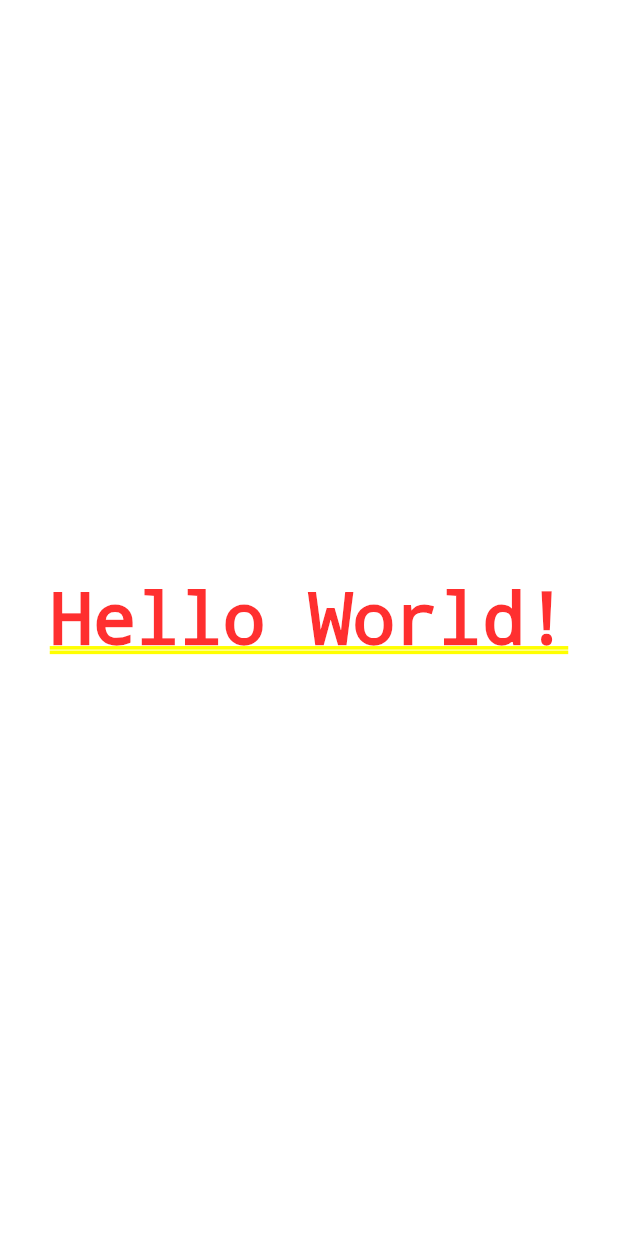
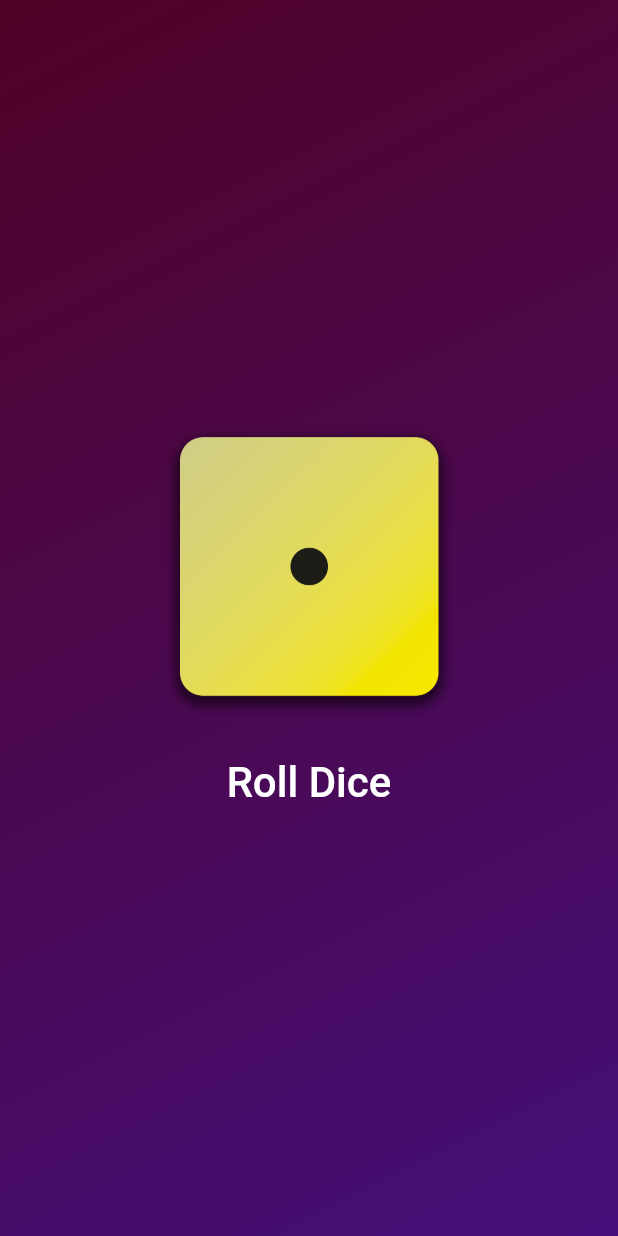
Before and after one commit to AdemBedoui/first_app, a Flutter app: the screen it shows after launch, on a phone screen of 412 x 824 dp. Run offline on Flutter 3.47's test engine with Material 2 defaults, Android fonts, the phone set to English and light mode, and no system bars.

Commit message:
Update Commit

```diff
--- /dev/null
+++ b/lib/dice_roller.dart
@@ -0,0 +1,44 @@
+
+import 'dart:math' ;
+import 'package:flutter/material.dart';
+
+class diceRoller extends StatefulWidget {
+  const diceRoller({super.key});
+
+  @override
+  State<diceRoller> createState() => _diceRollerState();
+}
+
+class _diceRollerState extends State<diceRoller> {
+  var activeDiceImage = 'images/dice-1.png' ;
+
+  void rollDice() {
+    var diceRoll = Random().nextInt(6) + 1 ;
+    setState(() {
+          activeDiceImage = 'images/dice-$diceRoll.png';
+
+    });
+
+    debugPrint('The button is clicked!');
+  }
+  @override
+  Widget build(BuildContext context) {
+    return  Column(
+              mainAxisSize: MainAxisSize.min,
+              mainAxisAlignment: MainAxisAlignment.spaceEvenly,
+              children: [
+                Image.asset(activeDiceImage,width:200,),
+                const SizedBox(height: 20),
+                TextButton(
+                  style: TextButton.styleFrom(
+                    foregroundColor: Colors.white,
+
+                  ),
+                  onPressed: rollDice,
+                child: const Text('Roll Dice',style: TextStyle(fontSize: 28),))
+
+              ],
+
+            );
+  }
+}
--- /dev/null
+++ b/lib/gradient_container.dart
@@ -0,0 +1,35 @@
+
+import 'package:first_app/dice_roller.dart';
+import 'package:flutter/material.dart';
+
+const startAlignment = Alignment.topLeft;
+const endAlignment = Alignment.bottomRight;
+
+class GradientContainer extends StatelessWidget {
+
+  const GradientContainer(this.color1, this.color2, {super.key});
+
+  final Color color1;
+  final Color color2;
+
+
+  @override
+  Widget build(BuildContext context){
+    return Container(
+          //color: Colors.amber,
+          decoration: BoxDecoration(
+            gradient: LinearGradient(
+              begin: startAlignment,
+              end: endAlignment,
+              colors: [
+                color1,
+                color2,
+              ],
+              ),
+          ),
+          child:   const Center(
+            child: diceRoller() ,
+          ),
+        );
+  }
+}
```
Also changed, not shown: lib/main.dart (+54 -3 lines), lib/main.txt (added, +41 -0 lines), lib/styled_text.dart (added, +20 -0 lines), pubspec.yaml (+10 -3 lines), images/dice-1.png (added), images/dice-2.png (added), images/dice-3.png (added), images/dice-4.png (added), images/dice-5.png (added), images/dice-6.png (added), 1 other file.
